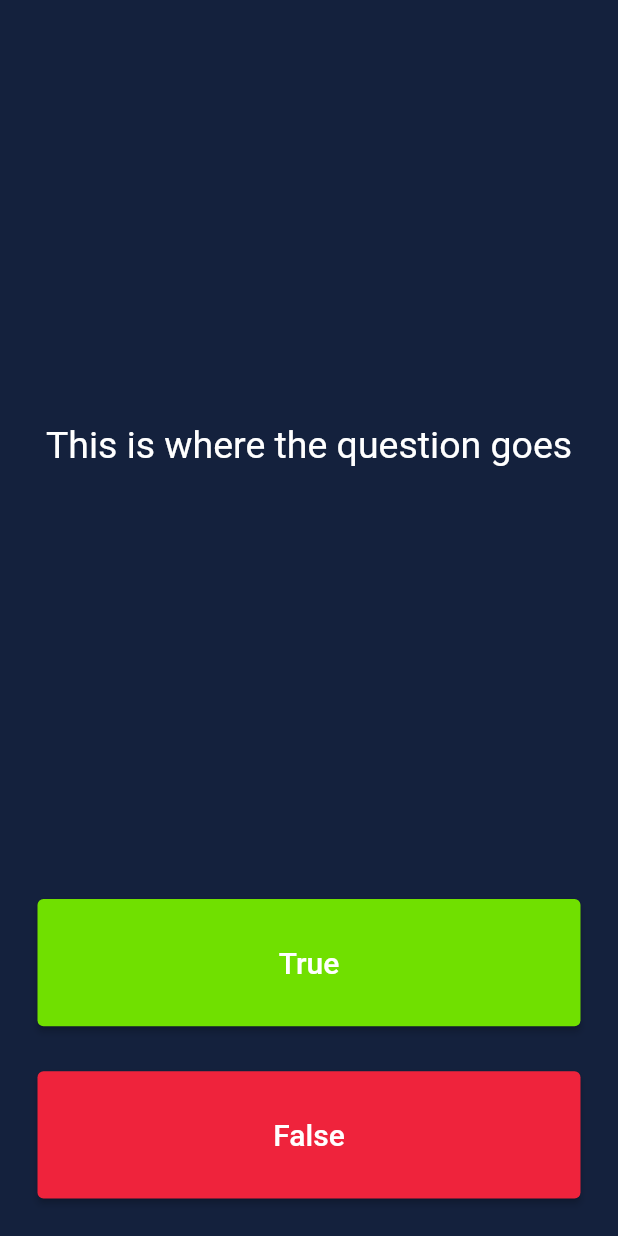
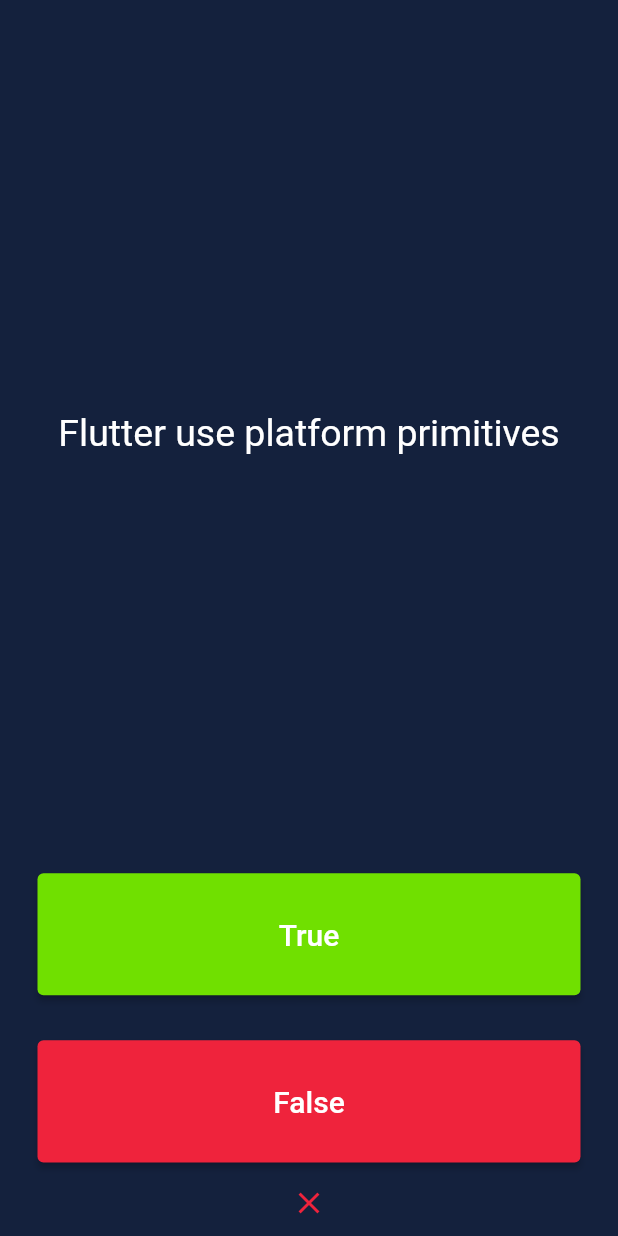
Before and after one commit to dabhi16/Flutter-quizlet, a Flutter app: the screen it shows after launch, after a tap on "True", on a phone screen of 412 x 824 dp. Run offline on Flutter 3.47's test engine with Material 2 defaults, Android fonts, the phone set to English and light mode, and no system bars; our stand-ins replace rflutter_alert.

Commit message:
Final version

```diff
--- a/lib/main.dart
+++ b/lib/main.dart
@@ -1,5 +1,9 @@
 import 'package:flutter/material.dart';
+import 'package:rflutter_alert/rflutter_alert.dart';
 
+import 'quizBrain.dart';
+
+QuizBrain quizBrain = QuizBrain();
 void main() {
   runApp(const Quizlet());
 }
@@ -31,21 +35,70 @@ class QuizPage extends StatefulWidget {
 }
 
 class _QuizPageState extends State<QuizPage> {
+  List<Icon> scoreTracker = [];
+
+  void checkAnswer(bool userAnswer) {
+    setState(() {
+      if (quizBrain.isFinished()) {
+        Alert(
+          context: context,
+          type: AlertType.warning,
+          title: "THE END",
+          desc: "Hurray!!! You have reached the end.",
+          buttons: [
+            DialogButton(
+              child: const Text(
+                "Play Again",
+                style: TextStyle(color: Colors.white, fontSize: 20),
+              ),
+              onPressed: () => Navigator.pop(context),
+              gradient: const LinearGradient(
+                colors: [
+                  Color(0xff69ff97),
+                  Color(0xff00e4ff),
+                ],
+              ),
+            )
+          ],
+        ).show();
+        quizBrain.reset();
+        scoreTracker.clear();
+      } else {
+        if (userAnswer == quizBrain.getAnswer()) {
+          scoreTracker.add(
+            const Icon(
+              Icons.check,
+              color: Color(0xff70e000),
+            ),
+          );
+        } else {
+          scoreTracker.add(
+            const Icon(
+              Icons.close,
+              color: Color(0xffef233c),
+            ),
+          );
+        }
+        quizBrain.nextQuestion();
+      }
+    });
+  }
+
   @override
   Widget build(BuildContext context) {
     return Column(
       mainAxisAlignment: MainAxisAlignment.spaceBetween,
       crossAxisAlignment: CrossAxisAlignment.stretch,
       children: [
-        const Expanded(
+        Expanded(
           flex: 5,
           child: Padding(
-            padding: EdgeInsets.all(10.0),
+            padding: const EdgeInsets.all(10.0),
             child: Center(
               child: Text(
-                'This is where the question goes ',
+                quizBrain.getQuestion(),
                 textAlign: TextAlign.center,
-                style: TextStyle(
+                style: const TextStyle(
                   fontSize: 25.0,
                   color: Colors.white,
                 ),
@@ -65,9 +118,11 @@ class _QuizPageState extends State<QuizPage> {
                 ),
               ),
               style: ElevatedButton.styleFrom(
-                primary: Color(0xff70e000),
+                primary: const Color(0xff70e000),
               ),
-              onPressed: () {},
+              onPressed: () {
+                checkAnswer(true);
+              },
             ),
           ),
         ),
@@ -83,11 +138,17 @@ class _QuizPageState extends State<QuizPage> {
                 ),
               ),
               style: ElevatedButton.styleFrom(
-                primary: Color(0xffef233c),
+                primary: const Color(0xffef233c),
               ),
-              onPressed: () {},
+              onPressed: () {
+                checkAnswer(false);
+              },
             ),
           ),
+        ),
+        Row(
+          mainAxisAlignment: MainAxisAlignment.center,
+          children: scoreTracker,
         ),
       ],
     );
--- /dev/null
+++ b/lib/question.dart
@@ -0,0 +1,8 @@
+class Question {
+  late String questionText;
+  late bool questionAnswer;
+  Question({required String q, required bool a}) {
+    this.questionText = q;
+    this.questionAnswer = a;
+  }
+}
--- /dev/null
+++ b/lib/quizBrain.dart
@@ -0,0 +1,57 @@
+import 'question.dart';
+
+class QuizBrain {
+  int _questionNumber = 0;
+  final List<Question> _questionBank = [
+    Question(q: 'Flutter is developed by Facebook', a: false),
+    Question(q: 'Flutter use platform primitives', a: false),
+    Question(q: 'Flutter uses one code base', a: true),
+    Question(
+        q: 'Flutter’s engine, written primarily in C++, provides low-level rendering support using Google’s Skia graphics library.',
+        a: true),
+    Question(q: 'Flutter is an app development library', a: false),
+    Question(q: 'Flutter is only supported on Windows ', a: false),
+    Question(q: 'Flutter doesn\'t support 60fps animations', a: false),
+    Question(q: 'Flutter supports cross platform development', a: true),
+    Question(
+        q: 'A notable feature of the Dart platform is it doesn\'t support for "hot reload" ',
+        a: false),
+    Question(
+        q: 'A notable feature of the Dart platform is its support for hot reload ',
+        a: true),
+    Question(
+        q: 'Code written on Flutter requires Javascript Interpreter', a: true),
+    Question(
+        q: 'When you build the Flutter app the first time, it will take a longer time ',
+        a: true),
+    Question(
+        q: 'Without the main() function, we cannot write any program on Flutter ',
+        a: true),
+  ];
+
+  void nextQuestion() {
+    if (_questionNumber < _questionBank.length - 1) {
+      _questionNumber++;
+    }
+  }
+
+  String getQuestion() {
+    return _questionBank[_questionNumber].questionText;
+  }
+
+  bool getAnswer() {
+    return _questionBank[_questionNumber].questionAnswer;
+  }
+
+  bool isFinished() {
+    if (_questionNumber >= _questionBank.length - 1) {
+      return true;
+    } else {
+      return false;
+    }
+  }
+
+  void reset() {
+    _questionNumber = 0;
+  }
+}
```
Also changed, not shown: pubspec.yaml (+1 -67 lines), 20 other files.
